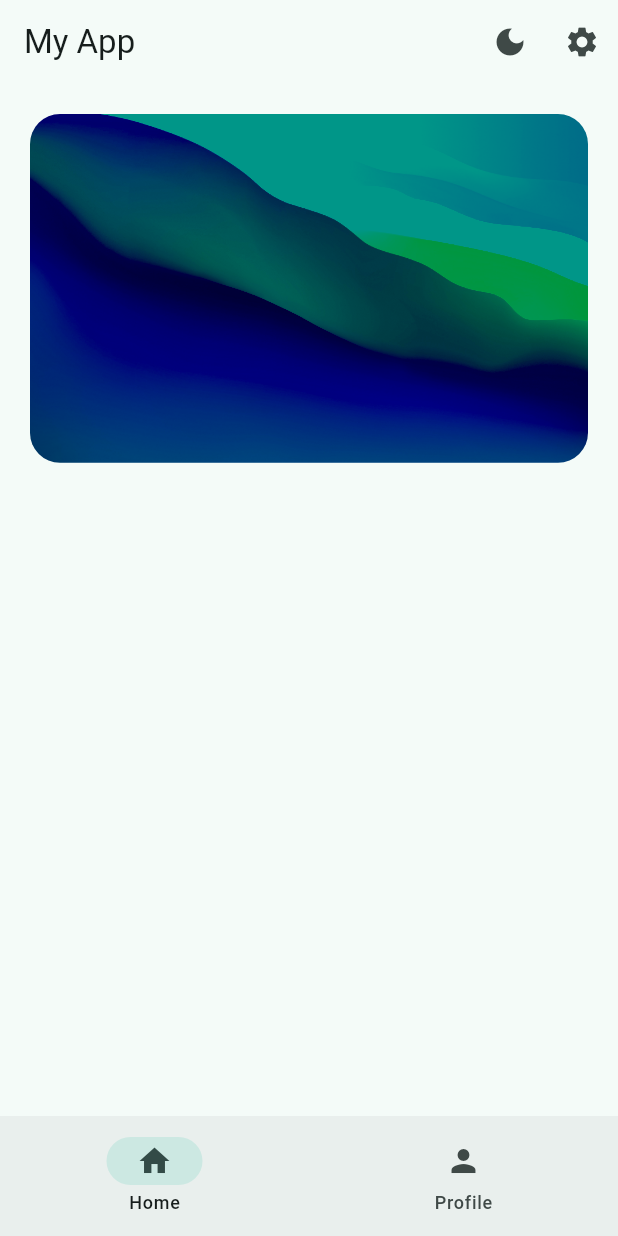
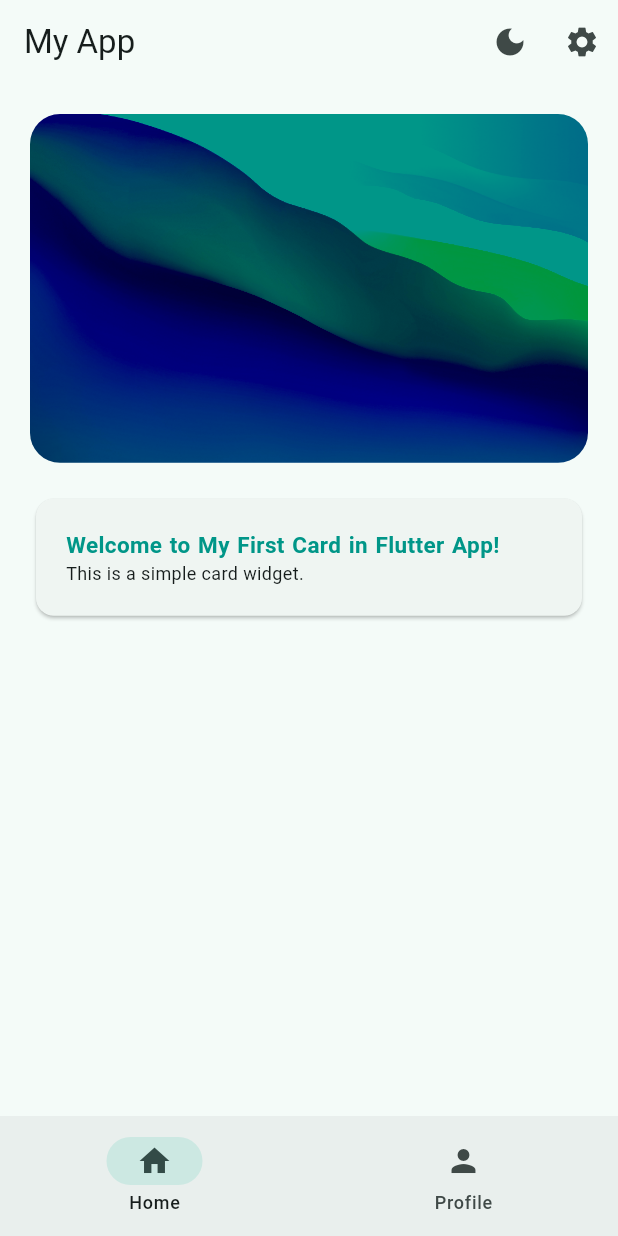
Before and after one commit to krishan226/my_first_Flutter_Practice01, a Flutter app: the WidgetTree screen opened directly, on a phone screen of 412 x 824 dp. Run offline on Flutter 3.47's test engine with Material 3 defaults, Android fonts, the phone set to English and light mode, and no system bars.

Commit message:
Card (Banner Card ), Create constant class and used

```diff
--- a/lib/Views/Pages/homepage.dart
+++ b/lib/Views/Pages/homepage.dart
@@ -1,5 +1,6 @@
 import 'package:flutter/material.dart';
 import 'package:my_first_flutter/Views/Widgets/hero_widget.dart';
+import 'package:my_first_flutter/data/constants.dart';
 
 class HomePage extends StatelessWidget {
   const HomePage({super.key});
@@ -11,6 +12,28 @@ class HomePage extends StatelessWidget {
       child: Column(
         children: [
           HeroWidget(),
+          Container(
+            width: double.infinity,
+            padding: EdgeInsets.symmetric(vertical: 20.0),
+            child: Card(
+              child: Padding(
+                padding: EdgeInsets.all(20.0),
+                child: Column(
+                  crossAxisAlignment: CrossAxisAlignment.start,
+                  children: [
+                    Text(
+                      'Welcome to My First Card in Flutter App!',
+                      style: KTextStyle.titleTealText,
+                    ),
+                    Text(
+                      'This is a simple card widget.',
+                      style: KTextStyle.descriptionTealText,
+                    ),
+                  ],
+                ),
+              ),
+            ),
+          ),
         ],
       ),
     );
--- /dev/null
+++ b/lib/data/constants.dart
@@ -0,0 +1,14 @@
+import 'package:flutter/material.dart';
+
+class KTextStyle {
+  static const TextStyle titleTealText = TextStyle(
+    fontSize: 15.0,
+    fontWeight: FontWeight.bold,
+    color: Colors.teal,
+    wordSpacing: 1,
+  );
+
+  static const TextStyle descriptionTealText = TextStyle(
+    fontSize: 12.0,
+  );
+}
```
